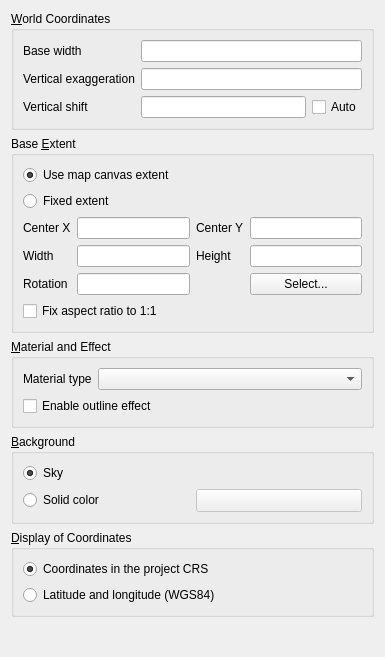
Old version of the form ui/sceneproperties.ui in the repository minorua/Qgis2threejs.
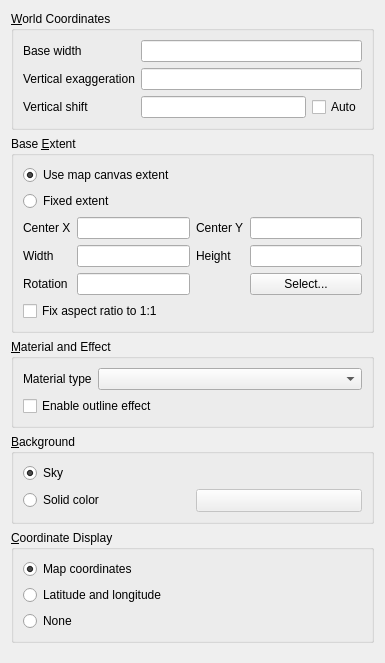
New version of the form. Custom widgets are drawn as their Qt base class.

Commit message: add option not to display clicked coordinates

Diff of the .ui file:
```diff
--- a/ui/sceneproperties.ui
+++ b/ui/sceneproperties.ui
@@ -7,7 +7,7 @@
     <x>0</x>
     <y>0</y>
     <width>385</width>
-    <height>657</height>
+    <height>663</height>
    </rect>
   </property>
   <property name="windowTitle">
@@ -282,13 +282,13 @@
    <item>
     <widget class="QGroupBox" name="groupBox_3">
      <property name="title">
-      <string>&amp;Display of Coordinates</string>
+      <string>&amp;Coordinate Display</string>
      </property>
      <layout class="QVBoxLayout" name="verticalLayout">
       <item>
        <widget class="QRadioButton" name="radioButton_ProjectCRS">
         <property name="text">
-         <string>Coordinates in the project CRS</string>
+         <string>Map coordinates</string>
         </property>
         <property name="checked">
          <bool>true</bool>
@@ -298,7 +298,14 @@
       <item>
        <widget class="QRadioButton" name="radioButton_WGS84">
         <property name="text">
-         <string>Latitude and longitude (WGS84)</string>
+         <string>Latitude and longitude</string>
+        </property>
+       </widget>
+      </item>
+      <item>
+       <widget class="QRadioButton" name="radioButton_NoCoords">
+        <property name="text">
+         <string>None</string>
         </property>
        </widget>
       </item>
```
Left out of the diff: 8 changed lines with no effect on the pictures. The commit also changes 6 other files.
